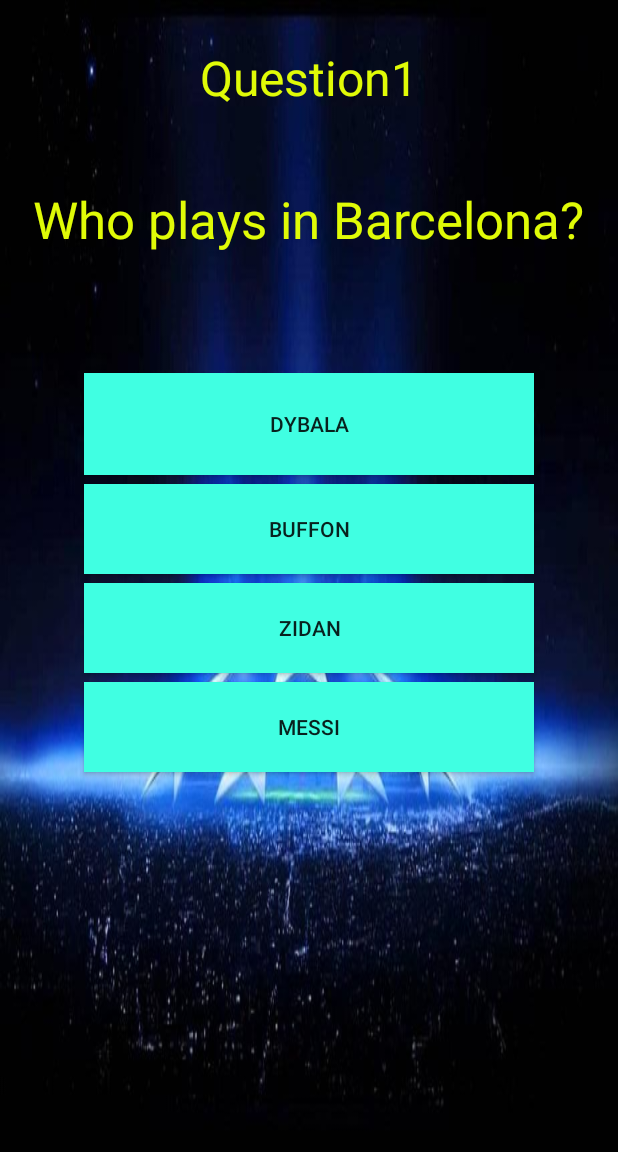
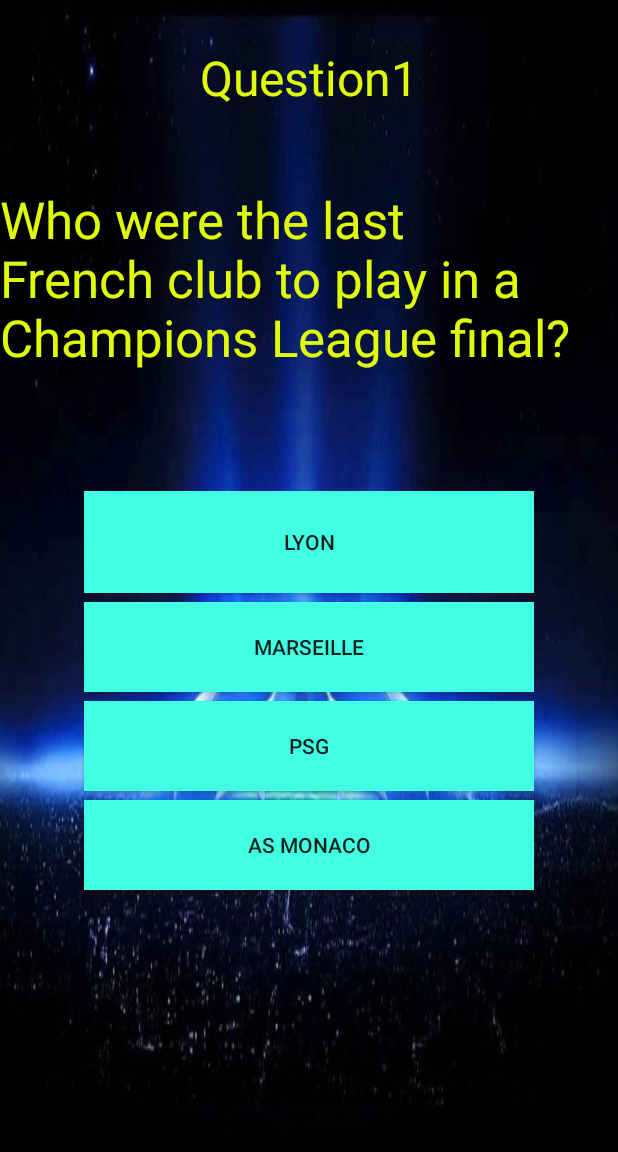
Before and after one commit to ovlasik/FootballQuiz, an Android app: the MainActivity screen opened directly, with no data from a screen before it, on a phone screen of 412 x 824 dp, the part 84-1236 px from its top. Run offline under Robolectric (Android 15) with nearby library versions, the phone set to English and light mode, and no system bars.

Commit message:
Final version

```diff
--- a/app/src/main/java/com/example/a281664/footballquiz/MainActivity.java
+++ b/app/src/main/java/com/example/a281664/footballquiz/MainActivity.java
@@ -28,27 +28,22 @@
     private int rightAnswerCount = 0;
     private int quizCount = 1;
 
-    static  final private int QUIZ_COUNT = 15;
+    static  final private int QUIZ_COUNT = 10;
 
     ArrayList<ArrayList<String>> quizArray = new ArrayList<>();
 
     String quizData[][] = {
             //{Country, right answer, choice1, choice2, choice3}
             {"Who plays in Real Madrid?","Marcelo","Iago Aspas","Pique","Aguero"},
-            {"Who plays in Barcelona?","Messi","Zidan","Dybala","Buffon"},
-            {"Who plays in Atletico?","Griezmann","Pogba","Ribery","Alaba"},
-            {"Who plays in Valencia?","Zaza","Boateng","Ronalda","Willian"},
-            {"Who plays in Sevilla?","Jesus Navas","Modric","Rakitic","Sergio Ramos"},
-            {"Who plays in Man City?","De Bryune","Neymar","Messi","Benzema"},
-            {"Who plays in Man United?","Pogba","Zinczenko","Lewandowski","Yarmolenko"},
-            {"Who plays in Chelsea?","Morata","Yaya Toure","Salah","Gerrard"},
-            {"Who plays in Liverpool?","Salah","Pepe","Cesc Fabregas","Pedro"},
-            {"Who plays in Tottenham?","Kane","Suarez","Dembele","Ozil"},
-            {"Who plays in Bayern Munich?","Lewandowski","Reus","Gotze","Ronaldo"},
-            {"Who plays in Borussia Dortmund?","Yarmolenko","Ribery","Neuer","Higuain"},
-            {"Who plays in Schalke 04?","Konoplyanka","Rakitic","Sergio Roberto","Ronaldo"},
-            {"Who plays in Bayer 04?","Sven Bender","Dante","Hummels","Savic"},
-            {"Who plays in Wolfsburg?","Blaszczykowski","James","Isco","Sergio Ramos"}
+            {"Who won the UEFA Champions League in 2017?","Real Madrid","Barcelona","PSG","Liverpool"},
+            {"Which city has the most clubs competing in its country's top division?","London","Roma","Moscow","Paris"},
+            {"Who finished the 2014-15 Ligue 1 season as top scorer?","Lacazette","Ibrahimovic","Cavani","Ayew"},
+            {"Which club have won the most Serie A titles?","Juventus","Roma","Milan","Inter"},
+            {"Who won the 2015 Africa Cup of Nations?","Ivory Coast","South Africa","Nigeria","Ghana"},
+            {"Who were the last French club to play in a Champions League final?","AS Monaco","PSG","Lyon","Marseille"},
+            {"Which of these players was born in England?","Rooney","Hargreaves","Sterling","Zaha"},
+            {"Who is the only goalkeeper to have won the Ballon d'Or?","Lev Yashin","Casillas","Cech","Buffon"},
+            {"Petr Cech started his career with which Czech club?","Viktoria","Sparta","Chmel","Slavia"}
     };
 
 
@@ -65,10 +60,9 @@
         answerBtn4 =(Button) findViewById(R.id.answerBtn4);
 
         //Receive quizCategory fraom StartActivity
-        int quizCategory = getIntent().getIntExtra("QUIZ_CATEGORY", 0);
+        //int quizCategory = getIntent().getIntExtra("QUIZ_CATEGORY", 0);
 
-        Log.v("CATEGOTY_TAG", quizCategory + "");
-
+        //Log.v("CATEGOTY_TAG", quizCategory + "");
 
 
         //Tworze quizArray z quizData
@@ -106,7 +100,7 @@
         questionLabel.setText(quiz.get(0));
         rightAswer = quiz.get(1);
 
-        //Remove Country from quiz and Shuffle choices
+        //Remove answer from quiz and Shuffle choices
         quiz.remove(0);
         Collections.shuffle(quiz);
 
--- a/app/src/main/java/com/example/a281664/footballquiz/ResultActivity.java
+++ b/app/src/main/java/com/example/a281664/footballquiz/ResultActivity.java
@@ -24,7 +24,7 @@
         int totalScore = settings.getInt("totalScore",0);
         totalScore = totalScore + score;
 
-        resultLabel.setText(score + " / 15");
+        resultLabel.setText(score + " / 10");
         totalScoreLabel.setText("Total Score : " + totalScore);
 
         //update total score
```
